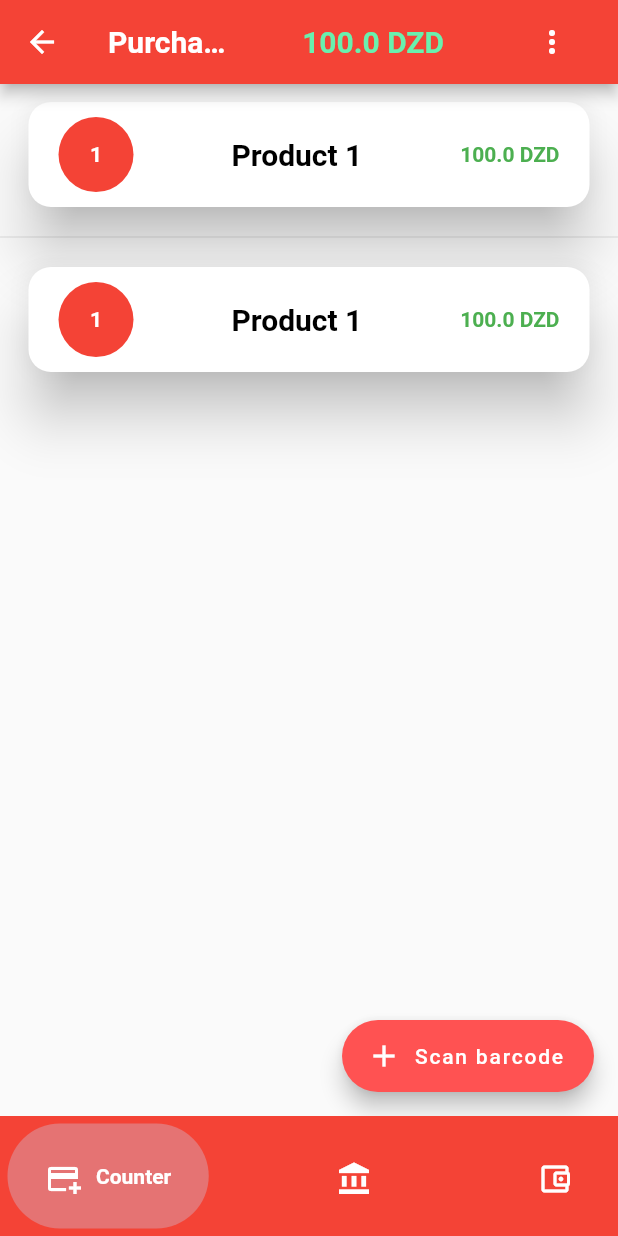
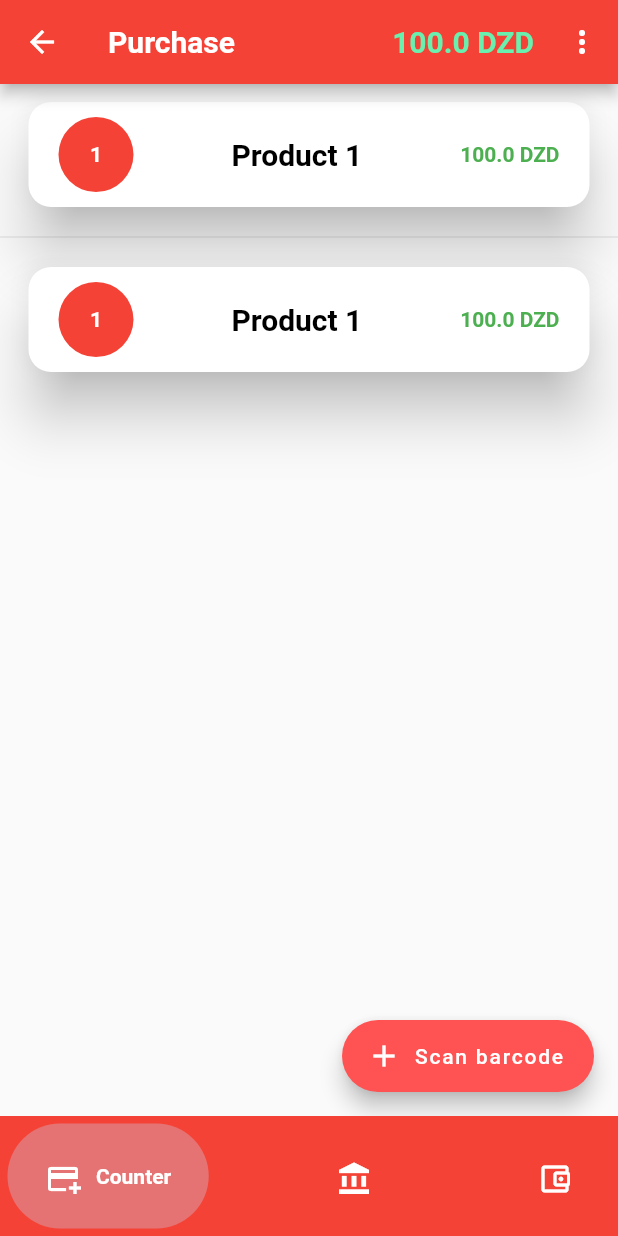
Before and after one commit to madd47emz/Cashier, a Flutter app: the screen it shows after launch, after a tap on "Scan barcode", on a phone screen of 412 x 824 dp. Run offline on Flutter 3.47's test engine with Material 2 defaults, Android fonts, the light colour scheme and no system bars; drawn by our look-alikes of google_nav_bar; our stand-ins replace syncfusion_flutter_charts.

Commit message:
fix so ui overflow for android devices

```diff
--- a/lib/Views/Account.dart
+++ b/lib/Views/Account.dart
@@ -37,7 +37,7 @@ class _AccountState extends State<Account> {
 
                     children: [
                       Padding(
-                        padding: const EdgeInsets.only(left: 8),
+                        padding: const EdgeInsets.only(left: 8,top: 8),
                         child: Text(
                           "Store Account",
 
@@ -47,10 +47,7 @@ class _AccountState extends State<Account> {
                               fontSize: 40),
                         ),
                       ),
-                      Text(
-                        "${DateTime.now().year}/${DateTime.now().month}/${DateTime.now().month}",
-                        style: TextStyle(color: Colors.black.withOpacity(0.8)),
-                      ),
+
                       Padding(
                         padding: const EdgeInsets.only(right: 8),
                         child: IconButton(
--- a/lib/Views/Counter.dart
+++ b/lib/Views/Counter.dart
@@ -27,13 +27,11 @@ class _CounterState extends State<Counter> {
         appBar: AppBar(
           backgroundColor: Colors.red,
           title: Text(
-            "Purchases list",
-            style: TextStyle(fontWeight: FontWeight.bold, fontSize: 20),
+            "Purchase",
+            style: TextStyle(fontWeight: FontWeight.bold),
           ),
           actions: [
-            Padding(
-              padding: const EdgeInsets.symmetric(horizontal: 20),
-              child: TextButton(
+            TextButton(
               onPressed: () {},
               onLongPress: () async {
                 var response = await
@@ -73,10 +71,7 @@ class _CounterState extends State<Counter> {
                     fontSize: 20),
               ),
             ),
-            ),
-            Padding(
-              padding: const EdgeInsets.symmetric(horizontal: 20),
-              child: PopupMenuButton(
+            PopupMenuButton(
                 onSelected: (value) {
                   switch (value) {
                     case 1:
@@ -112,7 +107,6 @@ class _CounterState extends State<Counter> {
                         child: Text("khobz"),
                       ),
                     ]),
-            ),
           ],
         ),
         body: ListView.separated(
--- a/lib/Views/utils/bill.dart
+++ b/lib/Views/utils/bill.dart
@@ -29,21 +29,23 @@ class _BillState extends State<Bill> {
 
 
           leading: Container(
-            height: 70,
-            width: 70,
+            height: 50,
+            width: 50,
             decoration: const BoxDecoration(
               color: Colors.red,
               shape: BoxShape.circle,
             ),
             child: Center(child: Text("${_units}",style: TextStyle(color: Colors.white),)),),
-          title: Text(_id,style: TextStyle(color: Colors.black,fontSize: 20,fontWeight: FontWeight.bold)),
-          subtitle: Text("${_validation}",style: TextStyle(color: Colors.red,fontSize: 20,fontWeight: FontWeight.bold)),
+          title: Text(_id,style: TextStyle(color: Colors.black,fontWeight: FontWeight.bold)),
           trailing: Text("${_amount} DZD",style: TextStyle(color: Colors.green)),
           backgroundColor: Colors.redAccent.withOpacity(0.5),
 
 
           children: [
-            Text("${_validation}",style: TextStyle(color: Colors.black,fontSize: 25,fontWeight: FontWeight.bold)),
+            Text("entry date:${_validation}",style: TextStyle(color: Colors.black)),
+            Text("name:",style: TextStyle(color: Colors.black)),
+            Text("category:",style: TextStyle(color: Colors.black)),
+            Text("expiration:",style: TextStyle(color: Colors.black)),
 
 
           ],
```
Also changed, not shown: lib/Views/Register_Prod.dart (+13 -23 lines). Lines whose indentation alone changed are shown as unchanged.
